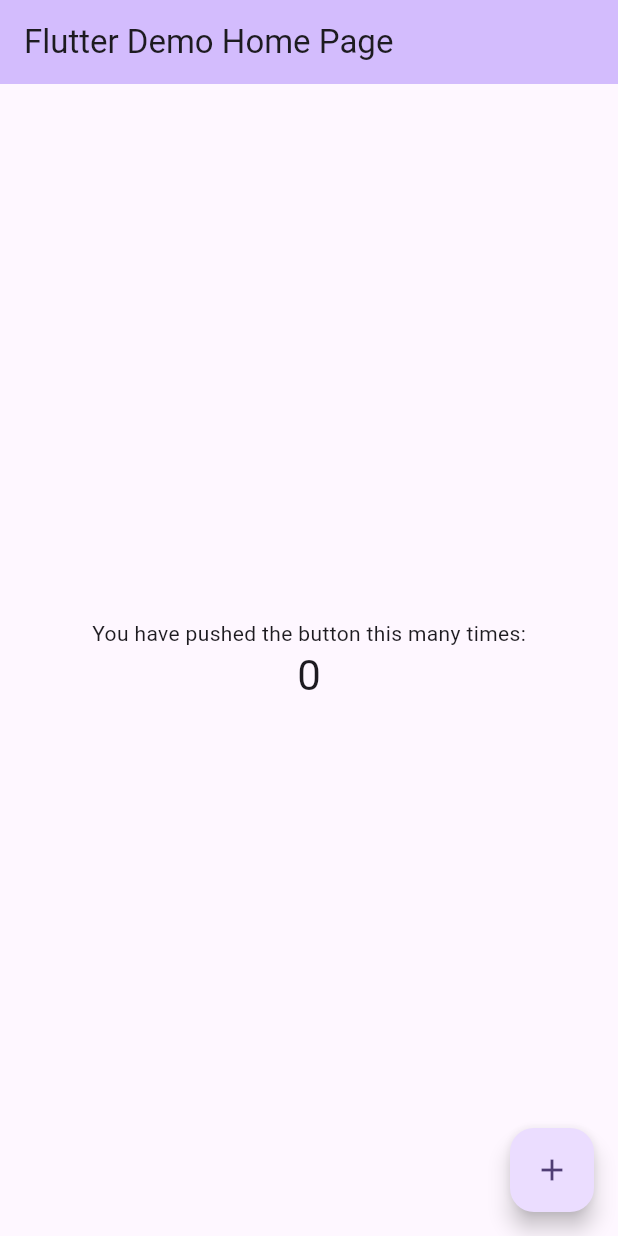
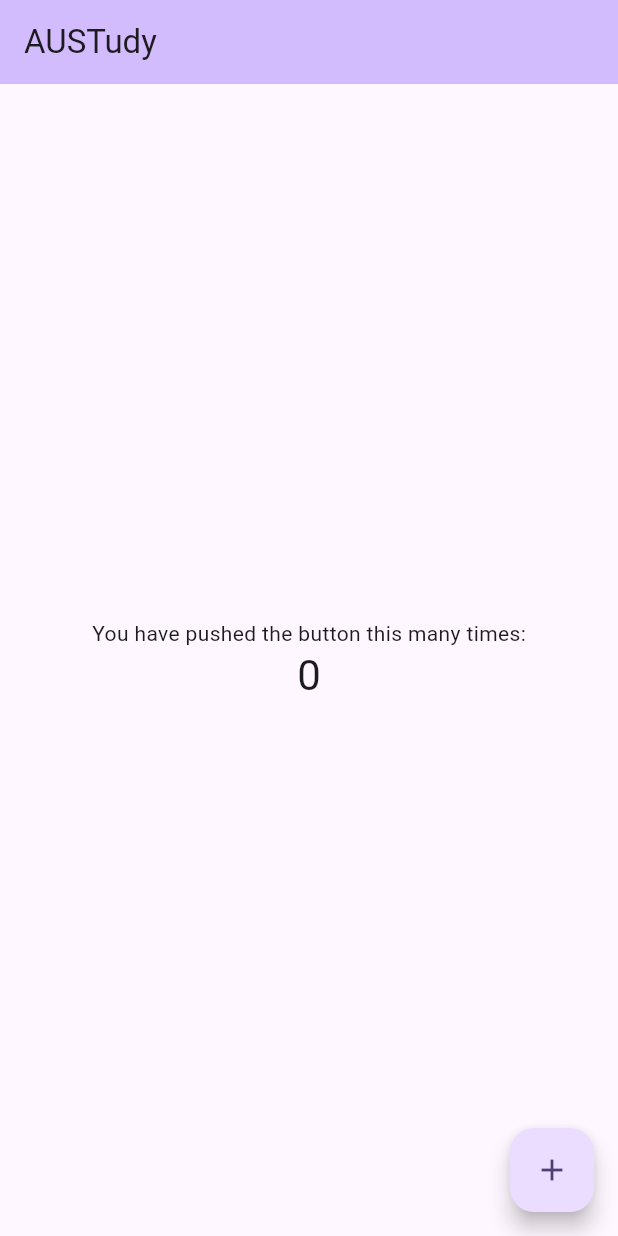
Before and after one commit to PDOX103/Flutter_Assignment, a Flutter app: the screen it shows after launch, on a phone screen of 412 x 824 dp. Run offline on Flutter 3.47's test engine with Material 3 defaults, Android fonts, the phone set to English and light mode, and no system bars.

Commit message:
Update main.dart

```diff
--- a/lib/main.dart
+++ b/lib/main.dart
@@ -31,7 +31,7 @@ class MyApp extends StatelessWidget {
         colorScheme: ColorScheme.fromSeed(seedColor: Colors.deepPurple),
         useMaterial3: true,
       ),
-      home: const MyHomePage(title: 'Flutter Demo Home Page'),
+      home: const MyHomePage(title: 'AUSTudy'),
     );
   }
 }
```
